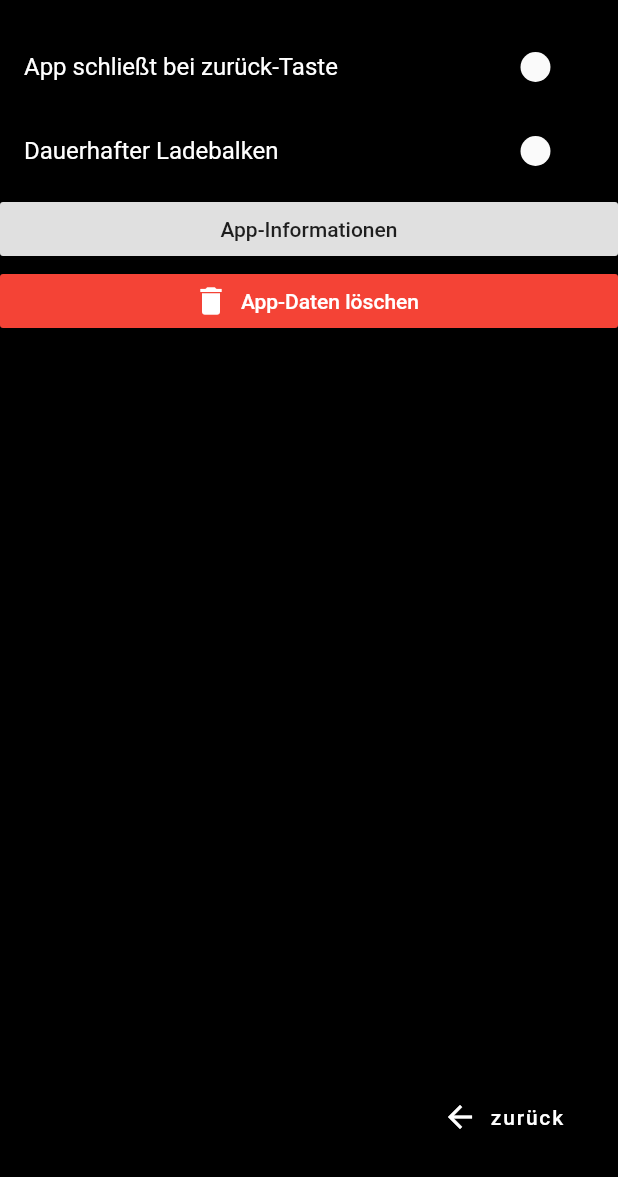
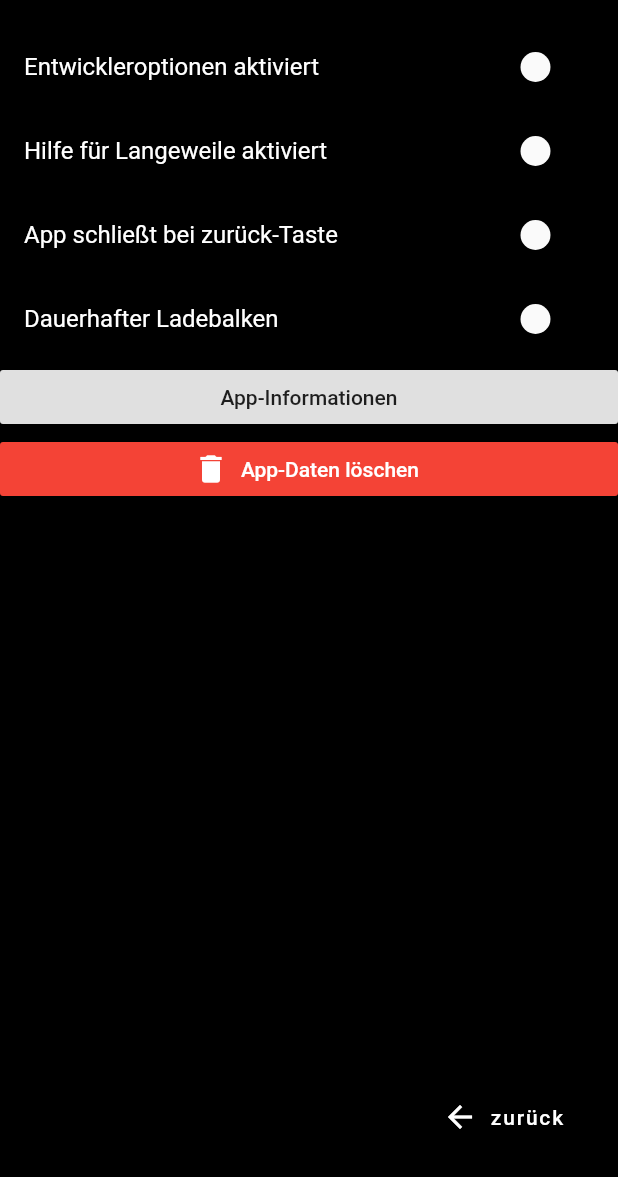
Before and after one commit to Amplus2/Amplissimus, a Flutter app: the DevOptionsScreenPage screen opened directly, on a phone screen of 412 x 824 dp, the part 59-1236 px from its top. Run offline on Flutter 3.47's test engine with Material 2 defaults, Android fonts, the phone set to English and light mode, and no system bars; our stand-ins replace flutter_spinkit, material_design_icons_flutter, shared_preferences; accounts and stored records are empty.

Commit message:
general update

```diff
--- a/amplissimus/lib/dev_options/dev_options.dart
+++ b/amplissimus/lib/dev_options/dev_options.dart
@@ -44,6 +44,22 @@ class DevOptionsScreenPageState extends State<DevOptionsScreenPage> {
       body: Center(
         child: ListView(
           children: <Widget>[
+            ListTile(
+              title: Text('Entwickleroptionen aktiviert', style: widget.textStyle,),
+              trailing: Switch(
+                activeColor: AmpColors.colorForeground,
+                value: Prefs.devOptionsEnabled,
+                onChanged: (value) => setState(() => Prefs.devOptionsEnabled = value),
+              ),
+            ),
+            ListTile(
+              title: Text('Hilfe für Langeweile aktiviert', style: widget.textStyle,),
+              trailing: Switch(
+                activeColor: AmpColors.colorForeground,
+                value: Prefs.counterEnabled,
+                onChanged: (value) => setState(() => Prefs.counterEnabled = value),
+              ),
+            ),
             ListTile(
               title: Text('App schließt bei zurück-Taste', style: widget.textStyle,),
               trailing: Switch(
--- a/amplissimus/lib/prefs.dart
+++ b/amplissimus/lib/prefs.dart
@@ -88,8 +88,21 @@ void flushCache() {
   setStringList('CACHE_URLS', cachedUrls);
 }
 
+void devOptionsTimerCache() {
+  if(DateTime.now().millisecondsSinceEpoch < getInt('last_pressed_tgl_drk_mode', 0) + 10000) {
+    setInt('times_tgl_drk_mode_pressed', getInt('times_tgl_drk_mode_pressed', 1)+1);
+  } else {
+    setInt('times_tgl_drk_mode_pressed', 1);
+  }
+  setInt('last_pressed_tgl_drk_mode', DateTime.now().millisecondsSinceEpoch);
+  print('$timesToggleDarkModePressed');
+  print('${getInt('last_pressed_tgl_drk_mode', -1)}');
+}
+
 int get counter => getInt('counter', 0);
 set counter(int i) => setInt('counter', i);
+int get timesToggleDarkModePressed => getInt('times_tgl_drk_mode_pressed', 1);
+set timesToggleDarkModePressed(int i) => setInt('times_tgl_drk_mode_pressed', i);
 String get username => getString('username_dsb', '');
 set username(String s) => setString('username_dsb', s);
 String get password => getString('password_dsb', '');
@@ -104,8 +117,10 @@ bool get oneClassOnly => getBool('one_class_only', false);
 set oneClassOnly(bool b) => setBool('one_class_only', b);
 bool get closeAppOnBackPress => getBool('close_app_on_back_press', false);
 set closeAppOnBackPress(bool b) => setBool('close_app_on_back_press', b);
-bool get devOptionsEnabled => getBool('dev_optoins_enabled', false);
-set devOptionsEnabled(bool b) => setBool('dev_optoins_enabled', b);
+bool get devOptionsEnabled => getBool('dev_options_enabled', false);
+set devOptionsEnabled(bool b) => setBool('dev_options_enabled', b);
+bool get counterEnabled => getBool('counter_enabled', false);
+set counterEnabled(bool b) => setBool('counter_enabled', b);
 
 set designMode(bool isDarkMode) => setBool('is_dark_mode', isDarkMode);
 
```
